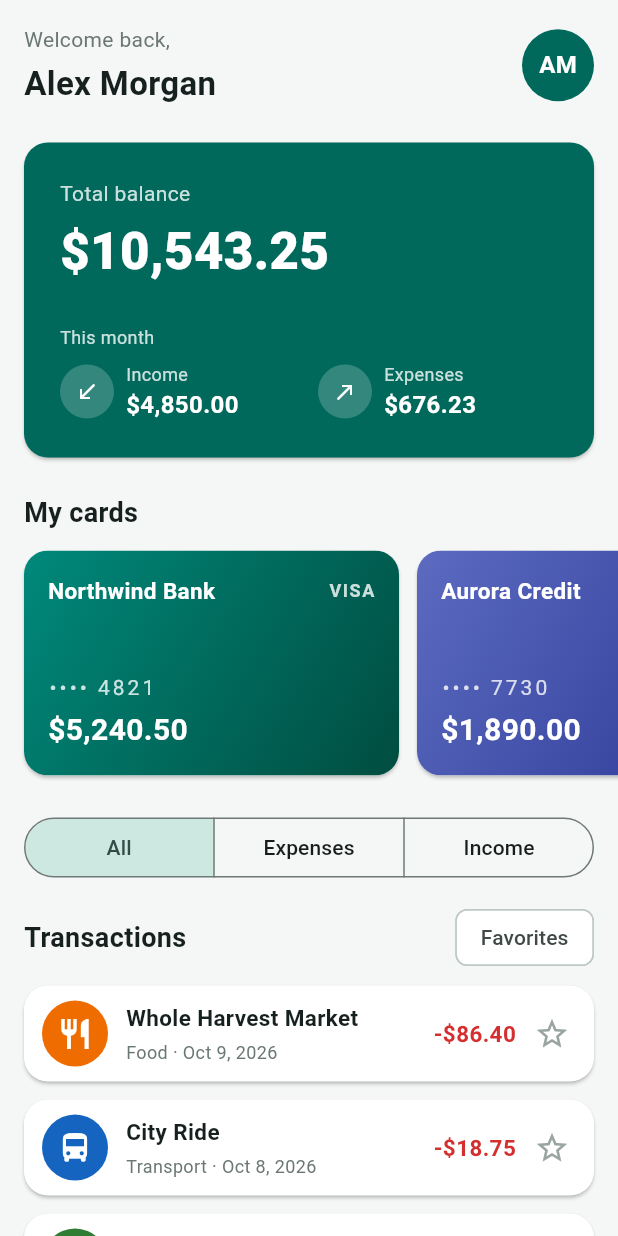
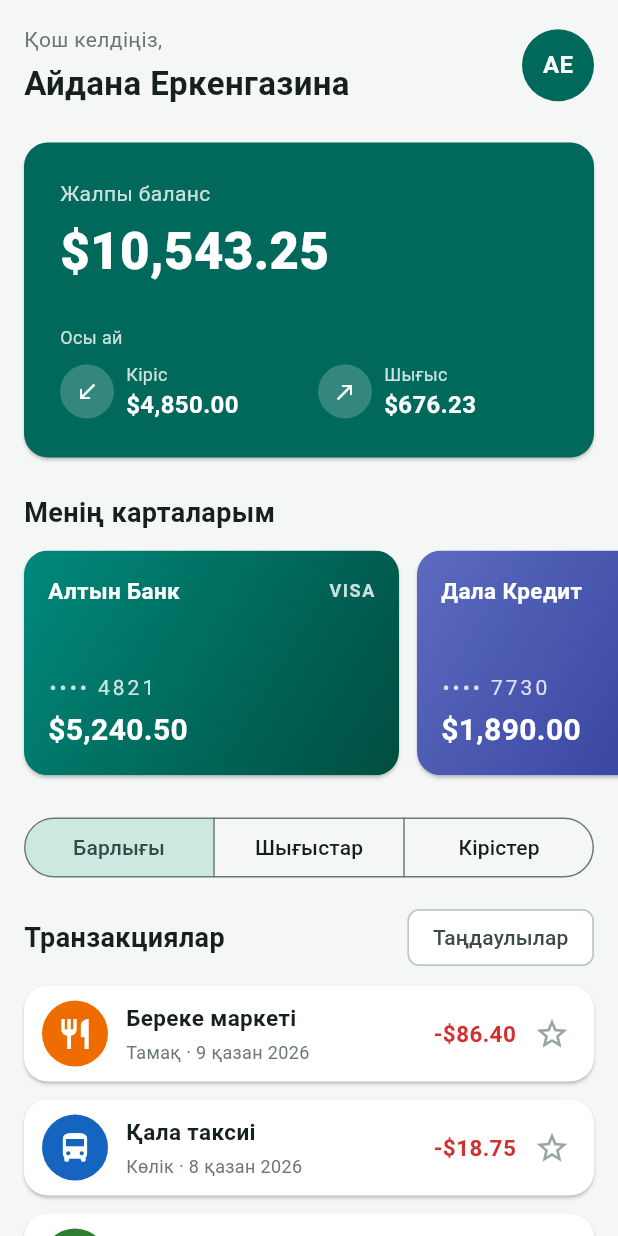
Before and after one commit to yerikken1/iosfinal, a Flutter app: the screen it shows after launch, on a phone screen of 412 x 824 dp. Run offline on Flutter 3.47's test engine with Material 3 defaults, Android fonts, the phone set to English and light mode, and no system bars.

Commit message:
feat: switch interface and mock data to Kazakh
Mock data (user Айдана Еркенгазина, categories, banks, transactions, notes, labels), all UI strings and the date format (9 қазан 2026) are now Kazakh. Tests, README and screenshots are updated to match. The currency constant is unchanged.

```diff
--- a/lib/data/mock/mock_data.dart
+++ b/lib/data/mock/mock_data.dart
@@ -7,39 +7,42 @@ import '../models/transaction.dart';
 
 /// The only data source for Milestone 1: everything lives in memory.
 abstract final class MockData {
-  static const String userName = 'Alex Morgan';
+  static const String userName = 'Айдана Еркенгазина';
+
+  static const String _recurring = 'Тұрақты';
+  static const String _business = 'Жұмыс';
 
   static const Category food = Category(
     id: 'food',
-    name: 'Food',
+    name: 'Тамақ',
     icon: Icons.restaurant,
     color: AppColors.food,
     monthlyBudget: 500,
   );
   static const Category transport = Category(
     id: 'transport',
-    name: 'Transport',
+    name: 'Көлік',
     icon: Icons.directions_bus,
     color: AppColors.transport,
     monthlyBudget: 150,
   );
   static const Category shopping = Category(
     id: 'shopping',
-    name: 'Shopping',
+    name: 'Сауда',
     icon: Icons.shopping_bag,
     color: AppColors.shopping,
     monthlyBudget: 300,
   );
   static const Category bills = Category(
     id: 'bills',
-    name: 'Bills',
+    name: 'Төлемдер',
     icon: Icons.receipt_long,
     color: AppColors.bills,
     monthlyBudget: 400,
   );
   static const Category salary = Category(
     id: 'salary',
-    name: 'Salary',
+    name: 'Жалақы',
     icon: Icons.account_balance_wallet,
     color: AppColors.salary,
     monthlyBudget: 5000,
@@ -55,7 +58,7 @@ abstract final class MockData {
 
   static const PaymentCard everydayCard = PaymentCard(
     id: 'card-1',
-    bankName: 'Northwind Bank',
+    bankName: 'Алтын Банк',
     network: 'Visa',
     lastFour: '4821',
     balance: 5240.50,
@@ -63,7 +66,7 @@ abstract final class MockData {
   );
   static const PaymentCard creditCard = PaymentCard(
     id: 'card-2',
-    bankName: 'Aurora Credit',
+    bankName: 'Дала Кредит',
     network: 'Mastercard',
     lastFour: '7730',
     balance: 1890.00,
@@ -71,7 +74,7 @@ abstract final class MockData {
   );
   static const PaymentCard savingsCard = PaymentCard(
     id: 'card-3',
-    bankName: 'Summit Savings',
+    bankName: 'Шың Жинақ',
     network: 'Visa',
     lastFour: '1005',
     balance: 3412.75,
@@ -87,143 +90,143 @@ abstract final class MockData {
   static final List<Transaction> transactions = List.unmodifiable([
     Transaction(
       id: 't1',
-      title: 'Whole Harvest Market',
+      title: 'Береке маркеті',
       amount: 86.40,
       type: TransactionType.expense,
       category: food,
       card: everydayCard,
       date: DateTime(2026, 10, 9),
       status: TransactionStatus.pending,
-      note: 'Weekend groceries and snacks.',
+      note: 'Демалыс күнгі азық-түлік пен тіскебасар.',
     ),
     Transaction(
       id: 't2',
-      title: 'City Ride',
+      title: 'Қала таксиі',
       amount: 18.75,
       type: TransactionType.expense,
       category: transport,
       card: creditCard,
       date: DateTime(2026, 10, 8),
       status: TransactionStatus.completed,
-      note: 'Ride to the client office.',
-      labels: const ['Business'],
+      note: 'Клиент кеңсесіне дейінгі жол.',
+      labels: const [_business],
     ),
     Transaction(
       id: 't3',
-      title: 'Freelance project',
+      title: 'Фриланс жоба',
       amount: 650.00,
       type: TransactionType.income,
       category: salary,
       card: savingsCard,
       date: DateTime(2026, 10, 7),
       status: TransactionStatus.completed,
-      note: 'Landing page design for a local studio.',
-      labels: const ['Business'],
+      note: 'Жергілікті студияға арналған лендинг дизайны.',
+      labels: const [_business],
     ),
     Transaction(
       id: 't4',
-      title: 'Blue Kettle Coffee',
+      title: 'Көк шәйнек кофеханасы',
       amount: 12.50,
       type: TransactionType.expense,
       category: food,
       card: everydayCard,
       date: DateTime(2026, 10, 7),
       status: TransactionStatus.completed,
-      note: 'Flat white and a croissant.',
+      note: 'Флэт уайт пен круассан.',
     ),
     Transaction(
       id: 't5',
-      title: 'Stride Sportswear',
+      title: 'Спорт әлемі',
       amount: 129.99,
       type: TransactionType.expense,
       category: shopping,
       card: creditCard,
       date: DateTime(2026, 10, 6),
       status: TransactionStatus.completed,
-      note: 'Running shoes.',
+      note: 'Жүгіруге арналған аяқ киім.',
     ),
     Transaction(
       id: 't6',
-      title: 'Electricity bill',
+      title: 'Электр энергиясы',
       amount: 92.30,
       type: TransactionType.expense,
       category: bills,
       card: everydayCard,
       date: DateTime(2026, 10, 5),
       status: TransactionStatus.completed,
-      note: 'September usage, paid by auto-debit.',
-      labels: const ['Recurring'],
+      note: 'Қыркүйек айының төлемі, автотөлеммен төленді.',
+      labels: const [_recurring],
     ),
     Transaction(
       id: 't7',
-      title: 'Sushi Zen',
+      title: 'Суши Дзен',
       amount: 64.10,
       type: TransactionType.expense,
       category: food,
       card: creditCard,
       date: DateTime(2026, 10, 4),
       status: TransactionStatus.completed,
-      note: 'Dinner with the product team.',
-      labels: const ['Business'],
+      note: 'Өнім командасымен кешкі ас.',
+      labels: const [_business],
     ),
     Transaction(
       id: 't8',
-      title: 'Metro monthly pass',
+      title: 'Метро айлық билеті',
       amount: 45.00,
       type: TransactionType.expense,
       category: transport,
       card: everydayCard,
       date: DateTime(2026, 10, 3),
       status: TransactionStatus.completed,
-      note: 'Unlimited rides for October.',
-      labels: const ['Recurring'],
+      note: 'Қазан айына шексіз жол жүру.',
+      labels: const [_recurring],
     ),
     Transaction(
       id: 't9',
-      title: 'Streamly subscription',
+      title: 'Онлайн кино жазылымы',
       amount: 15.99,
       type: TransactionType.expense,
       category: bills,
       card: creditCard,
       date: DateTime(2026, 10, 2),
       status: TransactionStatus.completed,
-      note: 'Standard plan.',
-      labels: const ['Recurring'],
+      note: 'Стандартты тариф.',
+      labels: const [_recurring],
     ),
     Transaction(
       id: 't10',
-      title: 'Parcel Depot order',
+      title: 'Интернет-дүкен тапсырысы',
       amount: 54.20,
       type: TransactionType.expense,
       category: shopping,
       card: everydayCard,
       date: DateTime(2026, 10, 2),
       status: TransactionStatus.completed,
-      note: 'Desk lamp and cable organizers.',
+      note: 'Үстел шамы мен сым реттегіштер.',
     ),
     Transaction(
       id: 't11',
-      title: 'Monthly salary',
+      title: 'Айлық жалақы',
       amount: 4200.00,
       type: TransactionType.income,
       category: salary,
       card: everydayCard,
       date: DateTime(2026, 10, 1),
       status: TransactionStatus.completed,
-      note: 'October payroll.',
-      labels: const ['Recurring'],
+      note: 'Қазан айының жалақысы.',
+      labels: const [_recurring],
     ),
     Transaction(
       id: 't12',
-      title: 'Weekly groceries',
+      title: 'Апталық азық-түлік',
       amount: 157.00,
       type: TransactionType.expense,
       category: food,
       card: everydayCard,
       date: DateTime(2026, 10, 1),
       status: TransactionStatus.completed,
-      note: 'Stocking up for the month.',
-      labels: const ['Recurring'],
+      note: 'Бір айға азық-түлік қоры.',
+      labels: const [_recurring],
     ),
   ]);
 }
--- a/lib/data/models/transaction.dart
+++ b/lib/data/models/transaction.dart
@@ -6,8 +6,8 @@ enum TransactionType { expense, income }
 
 /// Processing state of a transaction.
 enum TransactionStatus {
-  completed('Completed'),
-  pending('Pending');
+  completed('Орындалды'),
+  pending('Күтілуде');
 
   const TransactionStatus(this.label);
 
@@ -41,7 +41,7 @@ class Transaction {
   final TransactionStatus status;
   final String note;
 
-  /// Extra descriptive labels such as `Recurring` or `Business`.
+  /// Extra descriptive labels such as `Тұрақты` or `Жұмыс`.
   final List<String> labels;
 
   bool get isIncome => type == TransactionType.income;
--- a/lib/features/home/home_screen.dart
+++ b/lib/features/home/home_screen.dart
@@ -98,7 +98,10 @@ class _HomeScreenState extends State<HomeScreen> {
                     monthlyExpenses: _totalOfType(TransactionType.expense),
                   ),
                   const SizedBox(height: AppSpacing.xl),
-                  const Text('My cards', style: AppTextStyles.sectionTitle),
+                  const Text(
+                    'Менің карталарым',
+                    style: AppTextStyles.sectionTitle,
+                  ),
                   const SizedBox(height: AppSpacing.md),
                   const PaymentCardCarousel(cards: MockData.cards),
                   const SizedBox(height: AppSpacing.xl),
@@ -139,10 +142,10 @@ class _TransactionsHeader extends StatelessWidget {
     return Row(
       children: [
         const Expanded(
-          child: Text('Transactions', style: AppTextStyles.sectionTitle),
+          child: Text('Транзакциялар', style: AppTextStyles.sectionTitle),
         ),
         FilterChip(
-          label: const Text('Favorites'),
+          label: const Text('Таңдаулылар'),
           selected: favoritesOnly,
           onSelected: onFavoritesOnlyChanged,
         ),
@@ -167,7 +170,7 @@ class _TransactionList extends StatelessWidget {
   @override
   Widget build(BuildContext context) {
     if (transactions.isEmpty) {
-      return const EmptyState(message: 'No transactions match this filter.');
+      return const EmptyState(message: 'Бұл сүзгіге сәйкес транзакция жоқ.');
     }
 
     return Column(
--- a/lib/features/home/widgets/balance_card.dart
+++ b/lib/features/home/widgets/balance_card.dart
@@ -28,7 +28,7 @@ class BalanceCard extends StatelessWidget {
         child: Column(
           crossAxisAlignment: CrossAxisAlignment.start,
           children: [
-            const Text('Total balance', style: AppTextStyles.balanceLabel),
+            const Text('Жалпы баланс', style: AppTextStyles.balanceLabel),
             const SizedBox(height: AppSpacing.xs),
             FittedBox(
               fit: BoxFit.scaleDown,
@@ -39,14 +39,14 @@ class BalanceCard extends StatelessWidget {
               ),
             ),
             const SizedBox(height: AppSpacing.xl),
-            const Text('This month', style: AppTextStyles.statLabel),
+            const Text('Осы ай', style: AppTextStyles.statLabel),
             const SizedBox(height: AppSpacing.sm),
             Row(
               children: [
                 Expanded(
                   child: _BalanceStat(
                     icon: Icons.south_west,
-                    label: 'Income',
+                    label: 'Кіріс',
                     amount: monthlyIncome,
                   ),
                 ),
@@ -54,7 +54,7 @@ class BalanceCard extends StatelessWidget {
                 Expanded(
                   child: _BalanceStat(
                     icon: Icons.north_east,
-                    label: 'Expenses',
+                    label: 'Шығыс',
                     amount: monthlyExpenses,
                   ),
                 ),
--- a/lib/features/home/widgets/home_header.dart
+++ b/lib/features/home/widgets/home_header.dart
@@ -26,7 +26,7 @@ class HomeHeader extends StatelessWidget {
           child: Column(
             crossAxisAlignment: CrossAxisAlignment.start,
             children: [
-              const Text('Welcome back,', style: AppTextStyles.greeting),
+              const Text('Қош келдіңіз,', style: AppTextStyles.greeting),
               const SizedBox(height: AppSpacing.xs),
               Text(
                 userName,
--- a/lib/features/home/widgets/transaction_tile.dart
+++ b/lib/features/home/widgets/transaction_tile.dart
@@ -78,7 +78,9 @@ class TransactionTile extends StatelessWidget {
               ),
               IconButton(
                 onPressed: onToggleFavorite,
-                tooltip: isFavorite ? 'Remove favorite' : 'Add favorite',
+                tooltip: isFavorite
+                    ? 'Таңдаулылардан алып тастау'
+                    : 'Таңдаулыларға қосу',
                 icon: Icon(isFavorite ? Icons.star : Icons.star_border),
                 color: isFavorite
                     ? AppColors.favorite
--- a/lib/features/home/widgets/type_toggle.dart
+++ b/lib/features/home/widgets/type_toggle.dart
@@ -4,9 +4,9 @@ import '../../../data/models/transaction.dart';
 
 /// Which transactions the home list shows.
 enum TransactionFilter {
-  all('All'),
-  expenses('Expenses'),
-  income('Income');
+  all('Барлығы'),
+  expenses('Шығыстар'),
+  income('Кірістер');
 
   const TransactionFilter(this.label);
 
@@ -21,7 +21,7 @@ enum TransactionFilter {
   }
 }
 
-/// Shows the All / Expenses / Income segmented control.
+/// Shows the all / expenses / income segmented control.
 class TypeToggle extends StatelessWidget {
   const TypeToggle({
     super.key,
--- a/lib/features/transaction_detail/transaction_detail_screen.dart
+++ b/lib/features/transaction_detail/transaction_detail_screen.dart
@@ -91,7 +91,7 @@ class _DetailBody extends StatelessWidget {
     final category = transaction.category;
     final infoCard = DetailInfoCard(transaction: transaction);
     final budgetCard = BudgetProgressCard(
-      title: '${category.name} ${transaction.isIncome ? 'goal' : 'budget'}',
+      title: '${category.name} ${transaction.isIncome ? 'мақсаты' : 'бюджеті'}',
       spent: categoryTotal,
       limit: category.monthlyBudget,
       color: category.color,
--- a/lib/features/transaction_detail/widgets/budget_progress_card.dart
+++ b/lib/features/transaction_detail/widgets/budget_progress_card.dart
@@ -36,7 +36,7 @@ class BudgetProgressCard extends StatelessWidget {
             Text(title, style: AppTextStyles.cardTitle),
             const SizedBox(height: AppSpacing.md),
             Text(
-              '${formatMoney(spent, decimals: false)} of '
+              '${formatMoney(spent, decimals: false)} / '
               '${formatMoney(limit, decimals: false)}',
               style: AppTextStyles.budgetAmount,
             ),
@@ -55,13 +55,13 @@ class BudgetProgressCard extends StatelessWidget {
               children: [
                 Expanded(
                   child: Text(
-                    '$percent% this month',
+                    'Осы айда $percent%',
                     style: AppTextStyles.infoLabel,
                   ),
                 ),
                 Text(
                   '${formatMoney((limit - spent).abs(), decimals: false)} '
-                  '${spent > limit ? 'over' : 'left'}',
+                  '${spent > limit ? 'артық' : 'қалды'}',
                   style: AppTextStyles.infoValue,
                 ),
               ],
--- a/lib/features/transaction_detail/widgets/detail_banner.dart
+++ b/lib/features/transaction_detail/widgets/detail_banner.dart
@@ -43,7 +43,7 @@ class DetailBanner extends StatelessWidget {
             left: AppSpacing.sm,
             child: _BannerButton(
               icon: Icons.arrow_back,
-              tooltip: 'Back',
+              tooltip: 'Артқа',
               onPressed: onBack,
             ),
           ),
@@ -52,7 +52,9 @@ class DetailBanner extends StatelessWidget {
             right: AppSpacing.sm,
             child: _BannerButton(
               icon: isFavorite ? Icons.star : Icons.star_border,
-              tooltip: isFavorite ? 'Remove favorite' : 'Add favorite',
+              tooltip: isFavorite
+                  ? 'Таңдаулылардан алып тастау'
+                  : 'Таңдаулыларға қосу',
               iconColor: isFavorite ? AppColors.favorite : AppColors.white,
               onPressed: onToggleFavorite,
             ),
```
Also changed, not shown: lib/core/utils/formatters.dart (+14 -14 lines), lib/features/transaction_detail/widgets/detail_info_card.dart (+5 -5 lines), 7 other files.
